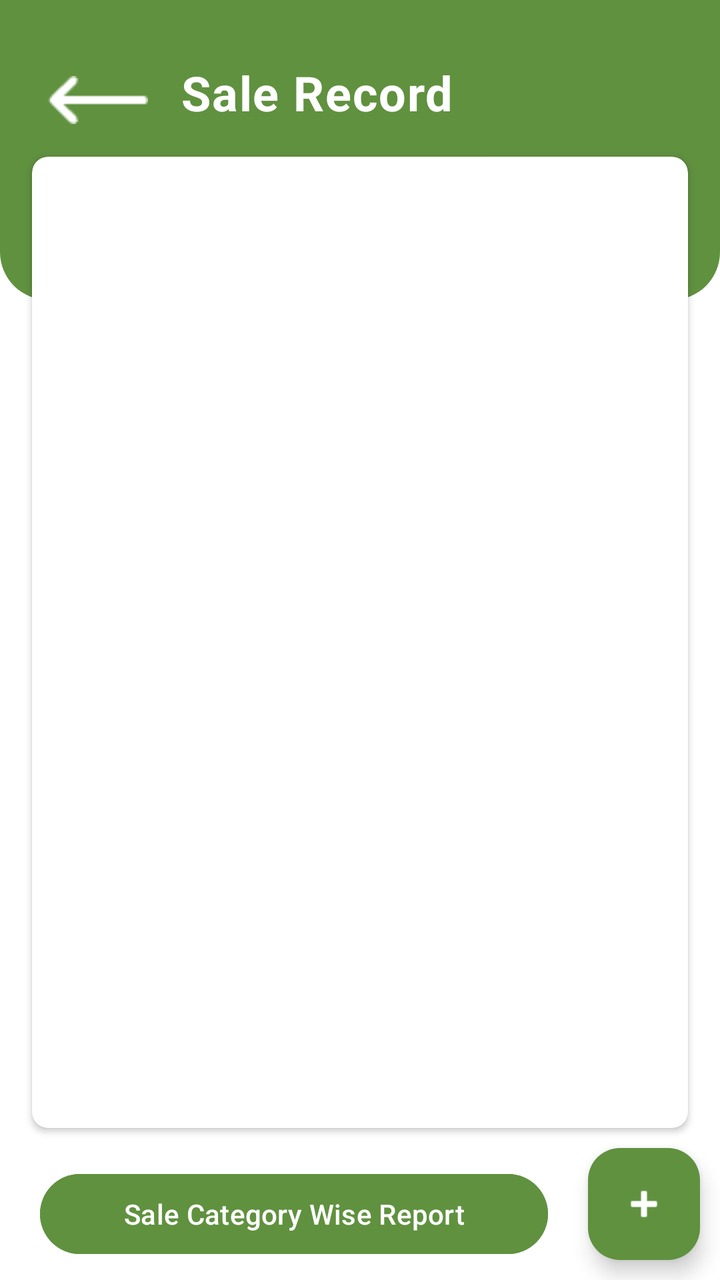
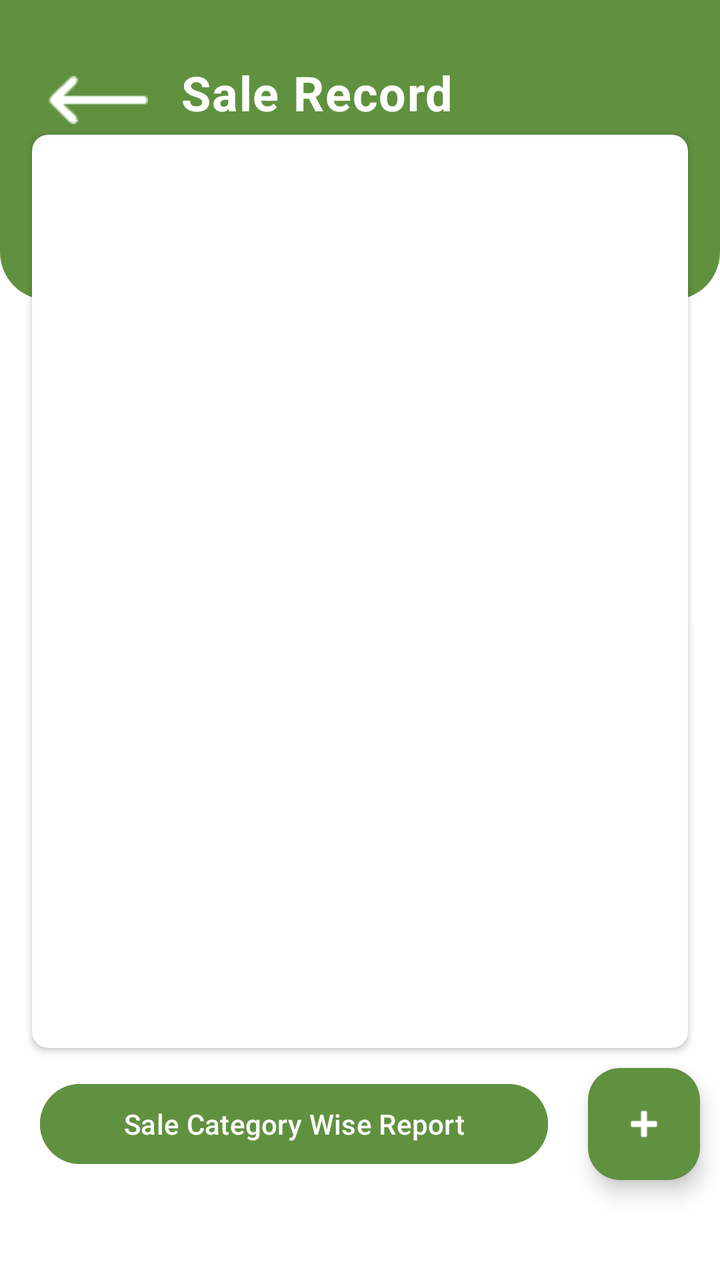

An Android layout rendered at two revisions. The XML below is the earlier revision; the diff shows what the commit changed to produce the second picture.
<!-- AndroidManifest.xml: application theme Theme.Fastrise -->
<!-- res/layout/layout_sale_list_activty.xml -->
<?xml version="1.0" encoding="utf-8"?>
<layout xmlns:tools="http://schemas.android.com/tools"
    xmlns:android="http://schemas.android.com/apk/res/android"
    xmlns:app="http://schemas.android.com/apk/res-auto">

    <androidx.constraintlayout.widget.ConstraintLayout
        android:layout_width="match_parent"
        android:layout_height="match_parent"
        android:background="@color/white"

        tools:ignore="HardcodedText">

        
        <View
            android:id="@+id/view"
            android:layout_width="match_parent"
            android:layout_height="150dp"
            android:background="@drawable/custom_rectangle"
            app:layout_constraintEnd_toEndOf="parent"
            app:layout_constraintStart_toStartOf="parent"
            app:layout_constraintTop_toTopOf="parent" />

        
        <ImageButton
            android:id="@+id/backB"
            android:layout_width="wrap_content"
            android:layout_height="wrap_content"
            android:layout_marginStart="16dp"
            android:layout_marginTop="30dp"
            android:background="?attr/selectableItemBackground"
            android:padding="8dp"
            android:src="@drawable/arrow_cal"
            app:layout_constraintStart_toStartOf="parent"
            app:layout_constraintTop_toTopOf="parent"
            app:tint="@color/white" />

        
        <TextView
            android:id="@+id/textView"
            android:layout_width="wrap_content"
            android:layout_height="wrap_content"
            android:layout_marginStart="8dp"
            android:layout_marginTop="30dp"
            android:gravity="center_horizontal"
            android:letterSpacing="0.025"
            android:text="Sale Record"
            android:textColor="@color/white"
            android:textSize="24sp"
            android:textStyle="bold"
            app:layout_constraintStart_toEndOf="@+id/backB"
            app:layout_constraintTop_toTopOf="parent" />

        
        <androidx.cardview.widget.CardView
            android:id="@+id/cardView"
            android:layout_width="match_parent"
            android:layout_height="0dp"
            android:layout_marginStart="16dp"
            android:layout_marginTop="16dp"
            android:layout_marginEnd="16dp"
            android:elevation="12dp"
            android:layout_marginBottom="10dp"
            android:padding="5dp"
            app:cardCornerRadius="8dp"
            app:layout_constraintEnd_toEndOf="parent"
            app:layout_constraintStart_toStartOf="parent"
            app:layout_constraintTop_toBottomOf="@+id/textView"
            app:layout_constraintBottom_toTopOf="@+id/fab_add_sale">

            <LinearLayout
                android:layout_width="match_parent"
                android:layout_height="match_parent"
                android:orientation="vertical">

                <androidx.recyclerview.widget.RecyclerView
                    android:id="@+id/recyclerView"
                    android:layout_width="match_parent"
                    android:layout_height="match_parent" />
            </LinearLayout>

        </androidx.cardview.widget.CardView>

        
        <com.google.android.material.floatingactionbutton.FloatingActionButton
            android:id="@+id/fab_add_sale"
            android:layout_width="wrap_content"
            android:layout_height="wrap_content"
            android:layout_margin="10dp"
            android:contentDescription="Add Sale"
            android:src="@android:drawable/ic_input_add"
            app:backgroundTint="@color/main_color"
            app:layout_constraintBottom_toBottomOf="parent"
            app:layout_constraintEnd_toEndOf="parent"
            app:tint="@color/white" />

        <Button
            android:id="@+id/buttonCategoryWiseReport"
            android:layout_width="0dp"
            android:text="Sale Category Wise Report"

            android:layout_height="wrap_content"
            android:layout_marginStart="20dp"
            android:layout_marginTop="10dp"
            android:layout_marginEnd="20dp"
            android:backgroundTint="@color/main_color"
            android:fontFamily="sans-serif-medium"
            app:layout_constraintBottom_toBottomOf="parent"
            app:layout_constraintEnd_toStartOf="@+id/fab_add_sale"
            app:layout_constraintStart_toStartOf="parent"
            app:layout_constraintTop_toBottomOf="@+id/cardView" />

    </androidx.constraintlayout.widget.ConstraintLayout>

</layout>
<!-- resources referenced by this layout -->
<resources>
  <color name="main_color">#60913f</color>
  <color name="white">#FFFFFFFF</color>
  <!-- drawable arrow_cal: png bitmap (drawable, 389 bytes) -->
  <!-- drawable custom_rectangle (drawable) -->
  <?xml version="1.0" encoding="utf-8"?>
  <shape xmlns:android="http://schemas.android.com/apk/res/android">
      <solid android:color="@color/main_color" />
      <corners
          android:bottomLeftRadius="24dp"
          android:bottomRightRadius="24dp" />
  </shape>
  <style name="Theme.Fastrise" parent="Base.Theme.Fastrise" />
  <style name="Base.Theme.Fastrise" parent="Theme.Material3.DayNight.NoActionBar">
          
          <item name="colorPrimary">#60913f</item>
      </style>
</resources>

<!-- the commit's change to res/layout/layout_sale_list_activty.xml (unified diff, before → after) -->
@@ -7,7 +7,6 @@
         android:layout_width="match_parent"
         android:layout_height="match_parent"
         android:background="@color/white"
-
         tools:ignore="HardcodedText">
 
         
@@ -49,23 +48,81 @@
             android:textStyle="bold"
             app:layout_constraintStart_toEndOf="@+id/backB"
             app:layout_constraintTop_toTopOf="parent" />
+        <LinearLayout
 
+            android:layout_width="match_parent"
+            android:layout_height="wrap_content"
+            android:orientation="vertical"
+            android:id="@+id/progreslayout"
+            android:visibility="gone"
+            android:layout_margin="10dp"
+            app:layout_constraintTop_toBottomOf="@+id/textView"
+            >
+            <TextView
+
+                android:layout_width="match_parent"
+                android:layout_height="wrap_content"
+                android:text="\uD83C\uDFC6 Keep rolling, keep selling!"
+                android:textColor="@android:color/white"
+                android:textSize="20sp"
+                android:gravity="center"
+                android:layout_margin="5dp"
+                />
+            
+            <ProgressBar
+                android:id="@+id/progressBar"
+                style="?android:attr/progressBarStyleHorizontal"
+                android:layout_width="match_parent"
+                android:layout_height="10dp"
+                android:progressDrawable="@drawable/progress_bar_blue"
+                android:max="500"
+                android:progress="293"
+                android:indeterminate="false"
+                android:layout_marginBottom="6dp" />
+
+            
+            <LinearLayout
+                android:layout_width="match_parent"
+                android:layout_height="wrap_content"
+                android:orientation="horizontal"
+                android:gravity="center_vertical">
+
+                <TextView
+                    android:id="@+id/tvCurrent"
+                    android:layout_width="wrap_content"
+                    android:layout_height="wrap_content"
+                    android:text="293 subscribers"
+                    android:textColor="@android:color/white"
+                    android:textSize="14sp"
+                    android:layout_weight="1"/>
+
+                <TextView
+                    android:id="@+id/tvTarget"
+                    android:layout_width="wrap_content"
+                    android:layout_height="wrap_content"
+                    android:text="500"
+                    android:textColor="@android:color/white"
+                    android:textSize="14sp"
+                    android:gravity="end" />
+            </LinearLayout>
+        </LinearLayout>
         
         <androidx.cardview.widget.CardView
             android:id="@+id/cardView"
             android:layout_width="match_parent"
             android:layout_height="0dp"
             android:layout_marginStart="16dp"
-            android:layout_marginTop="16dp"
             android:layout_marginEnd="16dp"
+            android:layout_marginBottom="10dp"
             android:elevation="12dp"
-            android:layout_marginBottom="10dp"
             android:padding="5dp"
+            android:layout_marginTop="5dp"
             app:cardCornerRadius="8dp"
+            app:layout_constraintBottom_toTopOf="@+id/fab_add_sale"
             app:layout_constraintEnd_toEndOf="parent"
+
             app:layout_constraintStart_toStartOf="parent"
-            app:layout_constraintTop_toBottomOf="@+id/textView"
-            app:layout_constraintBottom_toTopOf="@+id/fab_add_sale">
+            app:layout_constraintTop_toBottomOf="@+id/progreslayout">
 
             <LinearLayout
                 android:layout_width="match_parent"
@@ -80,12 +137,19 @@
 
         </androidx.cardview.widget.CardView>
 
+       
+
+
+
+
         
         <com.google.android.material.floatingactionbutton.FloatingActionButton
             android:id="@+id/fab_add_sale"
             android:layout_width="wrap_content"
             android:layout_height="wrap_content"
-            android:layout_margin="10dp"
+            android:layout_marginStart="10dp"
+            android:layout_marginEnd="10dp"
+            android:layout_marginBottom="50dp"
             android:contentDescription="Add Sale"
             android:src="@android:drawable/ic_input_add"
             app:backgroundTint="@color/main_color"
@@ -97,6 +161,7 @@
             android:id="@+id/buttonCategoryWiseReport"
             android:layout_width="0dp"
             android:text="Sale Category Wise Report"
+            android:layout_marginBottom="50dp"
 
             android:layout_height="wrap_content"
             android:layout_marginStart="20dp"
<!-- resource entries referenced after the edit -->
@@ -11,6 +11,27 @@
           android:bottomLeftRadius="24dp"
           android:bottomRightRadius="24dp" />
   </shape>
+  <!-- drawable progress_bar_blue (drawable) -->
+  <?xml version="1.0" encoding="utf-8"?>
+  <layer-list xmlns:android="http://schemas.android.com/apk/res/android">
+      
+      <item android:id="@android:id/background">
+          <shape android:shape="rectangle">
+              <solid android:color="#E0E0E0"/>
+              <corners android:radius="3dp"/>
+          </shape>
+      </item>
+  
+      
+      <item android:id="@android:id/progress">
+          <clip>
+              <shape android:shape="rectangle">
+                  <solid android:color="#1976D2"/> 
+                  <corners android:radius="3dp"/>
+              </shape>
+          </clip>
+      </item>
+  </layer-list>
   <style name="Theme.Fastrise" parent="Base.Theme.Fastrise" />
   <style name="Base.Theme.Fastrise" parent="Theme.Material3.DayNight.NoActionBar">
           
